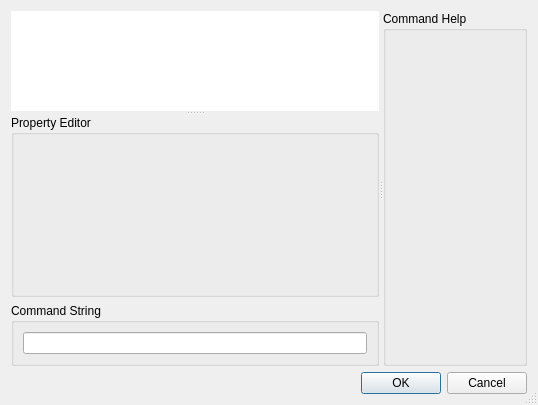
Old version of the form drishti/propertyeditor.ui in the repository nci/drishti.
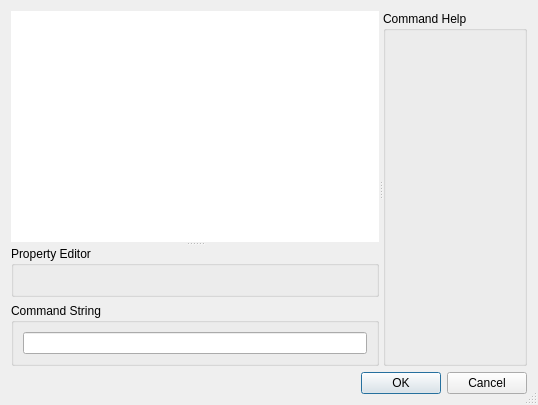
New version of the form.

Commit message: some additional messages in command dialog

```diff
--- a/drishti/propertyeditor.ui
+++ b/drishti/propertyeditor.ui
@@ -34,7 +34,7 @@
       </property>
       <widget class="QPlainTextEdit" name="messageLabel">
        <property name="sizePolicy">
-        <sizepolicy hsizetype="Expanding" vsizetype="Minimum">
+        <sizepolicy hsizetype="Expanding" vsizetype="Preferred">
          <horstretch>0</horstretch>
          <verstretch>0</verstretch>
         </sizepolicy>
@@ -42,7 +42,7 @@
        <property name="maximumSize">
         <size>
          <width>16777215</width>
-         <height>100</height>
+         <height>300</height>
         </size>
        </property>
        <property name="focusPolicy">
```
The commit also changes 1 other file.
